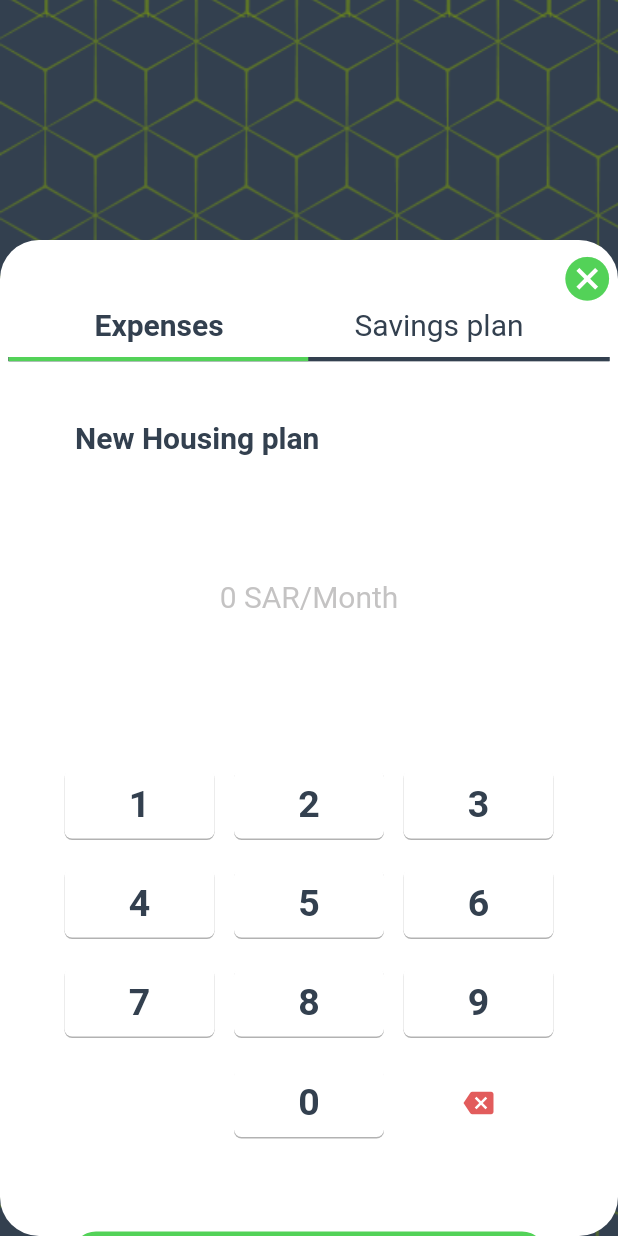
After one commit to jawaher-alqotym/finance_app, a Flutter app: the addExpensesPage screen opened directly, on a phone screen of 412 x 824 dp. The commit adds this screen. Run offline on Flutter 3.47's test engine with Material 2 defaults, Android fonts, the phone set to English and light mode, and no system bars; drawn by our look-alikes of toggle_switch; our stand-ins replace flutter_svg, get, percent_indicator, syncfusion_flutter_charts.

Commit message:
last changes

```diff
--- a/lib/main.dart
+++ b/lib/main.dart
@@ -3,7 +3,8 @@ import 'package:finance_app/screens/NewSavingPage.dart';
 import 'package:finance_app/screens/SavingPage.dart';
 import 'package:flutter/material.dart';
 import 'package:finance_app/screens/Home.dart';
-
+import 'package:finance_app/screens/add_new_expense_page.dart';
+import 'package:finance_app/screens/insight_page.dart';
 void main() {
   runApp(const MyApp());
 }
@@ -20,7 +21,7 @@ class _MyAppState extends State<MyApp> {
   Widget build(BuildContext context) {
     return MaterialApp(
       debugShowCheckedModeBanner: false,
-      home: Home(),
+      home: InsightPage(),
     );
   }
 }
--- a/lib/screens/ExpencesPage.dart
+++ b/lib/screens/ExpencesPage.dart
@@ -78,6 +78,8 @@ class _ExpensesPageState extends State<ExpensesPage> {
                           ),
                           onPressed: () {
                             print("oooooo");
+
+
                           },
                           child: Text("Next"),
                         )))
--- /dev/null
+++ b/lib/screens/add_new_expense_page.dart
@@ -0,0 +1,148 @@
+import 'package:flutter/material.dart';
+import 'package:finance_app/widgets/num_pad2.dart';
+import 'package:toggle_switch/toggle_switch.dart';
+
+
+class addExpensesPage extends StatefulWidget {
+  const addExpensesPage({super.key});
+  @override
+  State<addExpensesPage> createState() => _addExpensesPageState();
+}
+
+class _addExpensesPageState extends State<addExpensesPage> {
+  bool isSelected = false;
+  // text controller
+  final TextEditingController _myController2 = TextEditingController();
+  @override
+  Widget build(BuildContext context) {
+    return Scaffold(
+      body: Container(
+        decoration: BoxDecoration(
+            image: DecorationImage(
+                image: (AssetImage("assets/images/background.png")),
+                fit: BoxFit.cover)),
+        child: Padding(
+          padding: const EdgeInsets.only(top: 160),
+          child: Container(
+            decoration: BoxDecoration(
+              borderRadius: BorderRadius.all(Radius.circular(26)),
+              color: Colors.white,
+            ),
+            child: Column(
+              children: [
+                Container(
+                    height: 30,
+                    width: 30,
+                    margin: const EdgeInsets.only(left: 350.0, bottom: 15),
+                    child: IconButton(
+                      iconSize: 35,
+                      onPressed: () {
+                        Navigator.pop(context);
+                      },
+                      icon: const Icon(
+                        Icons.cancel,
+                        color: Color.fromRGBO(83, 210, 88, 1),
+                      ),
+                    )),
+                Padding(
+                  padding: const EdgeInsets.only(left: 63.0, right: 63),
+                  child: Row(
+                    mainAxisAlignment: MainAxisAlignment.spaceBetween,
+                    children: [
+                      Text('Expenses', style: TextStyle(fontSize:20, color: Color.fromRGBO(51, 64, 79, 1), fontWeight: FontWeight.w700  ),),
+                      Text('Savings plan', style: TextStyle(fontSize:20, color: Color.fromRGBO(51, 64, 79, 1),))
+                    ],
+                  ),
+                ),
+                Padding(
+                  padding: const EdgeInsets.only(top: 10.0, bottom: 39),
+                  child: ToggleSwitch(
+                    cornerRadius: 0.0,
+                    minWidth: 200.0,
+                    minHeight: 3.0,
+                    fontSize: 20.0,
+                    initialLabelIndex: 0,
+                    activeBgColor: [Color.fromRGBO(83, 210, 88, 1)],
+                    activeFgColor: Color.fromRGBO(51, 64, 79, 1),
+                    inactiveBgColor: Color.fromRGBO(51, 64, 79, 1),
+                    inactiveFgColor: Color.fromRGBO(51, 64, 79, 1),
+                    totalSwitches: 2,
+                    labels: ['Expenses', 'Savings plan'],
+                    onToggle: (index) {
+                      print('switched to: $index');
+                    },
+                  ),
+                ),
+                //num pad
+                Column(
+                  crossAxisAlignment: CrossAxisAlignment.start,
+                  // mainAxisAlignment: MainAxisAlignment.center,
+                  children: [
+                    Padding(
+                      padding: const EdgeInsets.only(left: 50.0),
+                      child: Text(
+                        'New Housing plan',
+                        style: TextStyle(
+                            fontWeight: FontWeight.w700,
+                            fontSize: 20,
+                            color: Color.fromRGBO(51, 64, 79, 1)),
+                      ),
+                    ),
+                    // display the entered numbers
+                    Padding(
+                      padding: const EdgeInsets.all(60),
+                      child: SizedBox(
+                        height: 70,
+                        child: Center(
+                            child: TextField(
+                          decoration: InputDecoration(
+                              hintStyle: TextStyle(
+                                  fontSize: 20,
+                                  fontWeight: FontWeight.w400,
+                                  color: Color.fromRGBO(138, 135, 135, 0.5)),
+                              border: InputBorder.none,
+                              hintText: '0 SAR/Month'),
+                          controller: _myController2,
+                          textAlign: TextAlign.center,
+                          showCursor: false,
+                          style: const TextStyle(
+                              fontSize: 20, fontWeight: FontWeight.w400),
+                          // Disable the default soft keybaord
+                          keyboardType: TextInputType.none,
+                        )),
+                      ),
+                    ),
+                    // implement the custom NumPad
+                    NumPad(
+                      buttonSize: 20,
+                      buttonColor: Colors.white,
+                      iconColor: Color.fromRGBO(226, 92, 92, 1),
+                      controller: _myController2,
+                      delete: () {
+                        _myController2.text = _myController2.text
+                            .substring(0, _myController2.text.length - 1);
+                      },
+                      // do something with the input numbers
+                      onSubmit: () {
+                        debugPrint(
+                            'Your added Balance: ${_myController2.text}');
+                        showDialog(
+                            context: context,
+                            builder: (_) => AlertDialog(
+                                  content: Text(
+                                    "Your added expense: \n ${_myController2.text} SAR",
+                                    style: const TextStyle(fontSize: 20),
+                                  ),
+                                ));
+                      },
+                    ),
+                  ],
+                ),
+              ],
+            ),
+          ),
+        ),
+      ),
+    );
+  }
+}
--- a/lib/screens/insight_page.dart
+++ b/lib/screens/insight_page.dart
@@ -27,9 +27,9 @@ class _InsightPageState extends State<InsightPage> {
           wmyBarWidget(context),
           Spacer(),
           /** Needs to toggle between week and month chart **/
-          // chartWidget(context),
+          chartWidget(context),
           // month_chartWidget(context),
-          year_chartWidget(context),
+          // year_chartWidget(context),
           Spacer(),
           Column(
             crossAxisAlignment: CrossAxisAlignment.start,
--- /dev/null
+++ b/lib/widgets/num_pad2.dart
@@ -0,0 +1,217 @@
+import 'package:flutter/material.dart';
+
+// KeyPad widget
+// This widget is reusable and its buttons are customizable (color, size)
+class NumPad extends StatelessWidget {
+  final double buttonSize;
+  final Color buttonColor;
+  final Color iconColor;
+  final TextEditingController controller;
+  final Function delete;
+  final Function onSubmit;
+
+  const NumPad({
+    Key? key,
+    this.buttonSize = 70,
+    this.buttonColor = Colors.indigo,
+    this.iconColor = Colors.amber,
+    required this.delete,
+    required this.onSubmit,
+    required this.controller,
+  }) : super(key: key);
+
+  @override
+  Widget build(BuildContext context) {
+    return Container(
+      margin: const EdgeInsets.only(left: 30, right: 30),
+      child: Column(
+        children: [
+          const SizedBox(height: 20),
+          Row(
+            mainAxisAlignment: MainAxisAlignment.spaceEvenly,
+            // implement the number keys (from 0 to 9) with the NumberButton widget
+            // the NumberButton widget is defined in the bottom of this file
+            children: [
+              NumberButton(
+                number: 1,
+                size: buttonSize,
+                color: buttonColor,
+                controller: controller,
+              ),
+              NumberButton(
+                number: 2,
+                size: buttonSize,
+                color: buttonColor,
+                controller: controller,
+              ),
+              NumberButton(
+                number: 3,
+                size: buttonSize,
+                color: buttonColor,
+                controller: controller,
+              ),
+            ],
+          ),
+          const SizedBox(height: 20),
+          Row(
+            mainAxisAlignment: MainAxisAlignment.spaceEvenly,
+            children: [
+              NumberButton(
+                number: 4,
+                size: buttonSize,
+                color: buttonColor,
+                controller: controller,
+              ),
+              NumberButton(
+                number: 5,
+                size: buttonSize,
+                color: buttonColor,
+                controller: controller,
+              ),
+              NumberButton(
+                number: 6,
+                size: buttonSize,
+                color: buttonColor,
+                controller: controller,
+              ),
+            ],
+          ),
+          const SizedBox(height: 20),
+          Row(
+            mainAxisAlignment: MainAxisAlignment.spaceEvenly,
+            children: [
+              NumberButton(
+                number: 7,
+                size: buttonSize,
+                color: buttonColor,
+                controller: controller,
+              ),
+              NumberButton(
+                number: 8,
+                size: buttonSize,
+                color: buttonColor,
+                controller: controller,
+              ),
+              NumberButton(
+                number: 9,
+                size: buttonSize,
+                color: buttonColor,
+                controller: controller,
+              ),
+            ],
+          ),
+          const SizedBox(height: 20),
+          Row(
+            mainAxisAlignment: MainAxisAlignment.spaceEvenly,
+            children: [
+              // Just for space
+              IconButton(
+                onPressed: () => {},
+                icon: Icon(
+                  Icons.done_rounded,
+                  color: Colors.transparent,
+                ),
+                iconSize: buttonSize,
+              ),
+              // this button is used to delete the last number
+              NumberButton(
+                number: 0,
+                size: buttonSize,
+                color: buttonColor,
+                controller: controller,
+              ),
+              IconButton(
+                onPressed: () => delete(),
+                icon: Icon(
+                  Icons.backspace,
+                  color: iconColor,
+                ),
+                iconSize: buttonSize,
+              ),
+
+            ],
+          ),
+          Padding(
+            padding: const EdgeInsets.only(top: 62.0),
+            child: SizedBox(
+              width: 316,
+              height: 45.28,
+              child: ElevatedButton(
+                style: ElevatedButton.styleFrom(
+                    shadowColor: Colors.transparent,
+                    shape: RoundedRectangleBorder(
+                      borderRadius: BorderRadius.circular(16),
+                    ),
+                    backgroundColor: Color.fromRGBO(83, 210, 88, 1),
+                    padding: EdgeInsets.symmetric(horizontal: 20, vertical: 10),
+                    textStyle: TextStyle(fontSize: 14, fontWeight: FontWeight.w500)),
+                child: Text("Add", style: TextStyle(color: Color.fromRGBO(51, 64, 79, 1), fontSize: 20, fontWeight: FontWeight.w600),),
+                onPressed: () {
+                  onSubmit();
+                },
+              ),
+            ),
+          )
+        ],
+      ),
+    );
+  }
+}
+
+// define NumberButton widget
+// its shape is round
+class NumberButton extends StatelessWidget {
+  final int number;
+  final double size;
+  final Color color;
+  final TextEditingController controller;
+
+  const NumberButton({
+    Key? key,
+    required this.number,
+    required this.size,
+    required this.color,
+    required this.controller,
+  }) : super(key: key);
+
+  @override
+  Widget build(BuildContext context) {
+    return Container(
+      width: 100,
+      height: 46,
+      decoration: BoxDecoration(
+        borderRadius: BorderRadius.circular(5),
+        boxShadow: [
+          BoxShadow(
+            color: Color.fromRGBO(0, 0, 0, 0.3),
+            blurRadius: 0.0,
+            spreadRadius: 0,
+            offset: Offset(
+              0,
+              1,
+            ),
+          )
+        ],
+      ),
+      child: ElevatedButton(
+        style: ElevatedButton.styleFrom(
+          shadowColor: Colors.transparent,
+          backgroundColor: color,
+          shape: RoundedRectangleBorder(
+            borderRadius: BorderRadius.circular(5),
+          ),
+        ),
+        onPressed: () {
+          controller.text += number.toString();
+        },
+        child: Center(
+          child: Text(
+            number.toString(),
+            style: const TextStyle(
+                fontWeight: FontWeight.bold, color: Color.fromRGBO(51, 64, 79, 1), fontSize: 25),
+          ),
+        ),
+      ),
+    );
+  }
+}
--- a/lib/widgets/wmy_bar_widget.dart
+++ b/lib/widgets/wmy_bar_widget.dart
@@ -2,10 +2,14 @@ import 'package:flutter/material.dart';
 import 'package:toggle_switch/toggle_switch.dart';
 import 'package:finance_app/widgets/chart_widget.dart';
 import 'package:finance_app/widgets/month_chart_widget.dart';
+import 'package:finance_app/widgets/year_chart_widget.dart';
 
 // Week Month Year insight toggle switch bar
 Widget wmyBarWidget(BuildContext context) {
-  return ToggleSwitch(
+
+  return Column(
+    children: [
+      ToggleSwitch(
         minWidth: 350.0,
         minHeight: 44,
         cornerRadius: 15.0,
@@ -30,19 +34,15 @@ Widget wmyBarWidget(BuildContext context) {
         activeFgColor: Colors.white,
         inactiveBgColor: Color.fromRGBO(51, 64, 79, 1),
         inactiveFgColor: Colors.white,
-    initialLabelIndex: null,
+        initialLabelIndex: 0,
         doubleTapDisable: false, // re-tap active widget to de-activate
         totalSwitches: 3,
         labels: ['Week', 'Month', 'Year'],
         onToggle: (index) {
-     // if(index == 0){ // week
-     // }
-     // else if(index == 1){ // month
-     // }
-     // else{ // year
-     //  }
-     // print(is_wmy);
+          // chartWidget(context);
         },
         changeOnTap: true,
+      ),
+      ],
   );
 }
```
Lines whose indentation alone changed are shown as unchanged.
